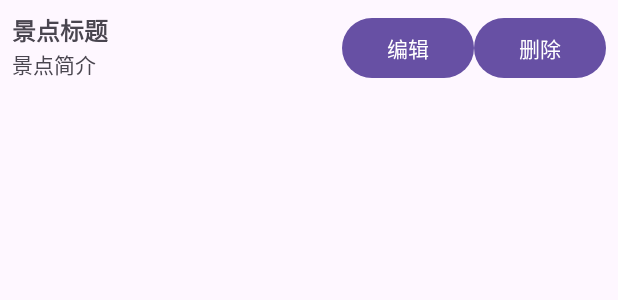
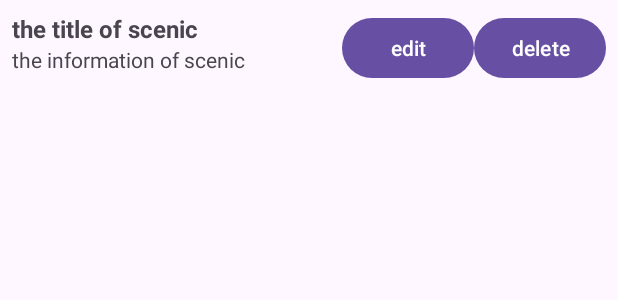
Before and after one commit to ErnestYangCN/KongSight, an Android app: the layout item_scenic.xml on its own in the app's theme, with its tools: preview values and no code run, on a phone screen of 412 x 824 dp. Shown: the top 300 px of the screen. Run offline under Robolectric (Android 15) with nearby library versions, the phone set to English and light mode, and no system bars.

Commit message:
add scenic

```diff
--- a/app/src/main/java/com/example/kongsight/ui/scenic/ScenicListActivity.java
+++ b/app/src/main/java/com/example/kongsight/ui/scenic/ScenicListActivity.java
@@ -69,7 +69,7 @@ public class ScenicListActivity extends AppCompatActivity
         btnAddScenic.setOnClickListener(v -> showAddDialog());
     }
 
-    /** 编辑景点：标题 + 描述 + 图片 */
+
     private void showEditDialog(final ContentEntity scenic) {
         View dialogView = getLayoutInflater()
                 .inflate(R.layout.dialog_add_scenic, null);
@@ -101,7 +101,7 @@ public class ScenicListActivity extends AppCompatActivity
                 .show();
     }
 
-    /** 新增景点：标题 + 描述 + 图片 */
+
     private void showAddDialog() {
         View dialogView = getLayoutInflater()
                 .inflate(R.layout.dialog_add_scenic, null);
--- a/app/src/main/java/com/example/kongsight/ui/scenic/ScenicListAdapter.java
+++ b/app/src/main/java/com/example/kongsight/ui/scenic/ScenicListAdapter.java
@@ -75,7 +75,7 @@ public class ScenicListAdapter extends RecyclerView.Adapter<ScenicListAdapter.Vi
             btnEdit = itemView.findViewById(R.id.btnEdit);
             btnDelete = itemView.findViewById(R.id.btnDelete);
         }
-
+//
         void bind(final ContentEntity item) {
             tvTitle.setText(item.getTitle());
             tvDescription.setText(item.getDescription());
--- a/app/src/main/java/com/example/kongsight/ui/scenic/ScenicListContract.java
+++ b/app/src/main/java/com/example/kongsight/ui/scenic/ScenicListContract.java
@@ -16,7 +16,7 @@ public interface ScenicListContract {
         void attach(View view);
         void detach();
 
-        /** 查询所有景点 */
+
         void loadScenicList();
 
         /** 删除景点 */
--- a/app/src/main/java/com/example/kongsight/ui/scenic/ScenicListPresenter.java
+++ b/app/src/main/java/com/example/kongsight/ui/scenic/ScenicListPresenter.java
@@ -34,7 +34,7 @@ public class ScenicListPresenter implements ScenicListContract.Presenter {
 
         view.showScenicList(list);
     }
-
+//
     @Override
     public void deleteScenic(long id) {
         if (view == null) return;
@@ -43,7 +43,7 @@ public class ScenicListPresenter implements ScenicListContract.Presenter {
         repository.deleteContentByID(id);
         view.showLoading(false);
 
-        view.showMessage("has already delete the senic");
+        view.showMessage("has already delete the scenic");
         loadScenicList();
     }
 
@@ -72,7 +72,7 @@ public class ScenicListPresenter implements ScenicListContract.Presenter {
         );
 
         view.showLoading(false);
-        view.showMessage("已更新景点信息has updated the new information of scenic");
+        view.showMessage("has updated the new information of scenic");
         loadScenicList();
     }
 
--- a/app/src/main/res/layout/activity_scenic_list.xml
+++ b/app/src/main/res/layout/activity_scenic_list.xml
@@ -31,7 +31,7 @@
         android:id="@+id/btnAddScenic"
         android:layout_width="0dp"
         android:layout_height="wrap_content"
-        android:text="新增景点"
+        android:text="add new scenic"
         app:layout_constraintBottom_toBottomOf="parent"
         app:layout_constraintStart_toStartOf="parent"
         app:layout_constraintEnd_toEndOf="parent"
--- a/app/src/main/res/layout/dialog_add_scenic.xml
+++ b/app/src/main/res/layout/dialog_add_scenic.xml
@@ -17,7 +17,7 @@
         android:layout_height="wrap_content"
         android:hint="the description of the scenic"
         android:layout_marginTop="12dp" />
-
+//
     <EditText
         android:id="@+id/etImageUrl"
         android:layout_width="match_parent"
--- a/app/src/main/res/layout/item_scenic.xml
+++ b/app/src/main/res/layout/item_scenic.xml
@@ -10,7 +10,7 @@
         android:id="@+id/tvTitle"
         android:layout_width="0dp"
         android:layout_height="wrap_content"
-        android:text="景点标题"
+        android:text="the title of scenic"
         android:textStyle="bold"
         android:textSize="16sp"
         app:layout_constraintTop_toTopOf="parent"
@@ -21,7 +21,7 @@
         android:id="@+id/tvDescription"
         android:layout_width="0dp"
         android:layout_height="wrap_content"
-        android:text="景点简介"
+        android:text="the information of scenic"
         android:maxLines="2"
         android:ellipsize="end"
         app:layout_constraintTop_toBottomOf="@id/tvTitle"
@@ -32,7 +32,7 @@
         android:id="@+id/btnEdit"
         android:layout_width="wrap_content"
         android:layout_height="wrap_content"
-        android:text="编辑"
+        android:text="edit"
         app:layout_constraintTop_toTopOf="parent"
         app:layout_constraintEnd_toStartOf="@+id/btnDelete" />
 
@@ -40,7 +40,7 @@
         android:id="@+id/btnDelete"
         android:layout_width="wrap_content"
         android:layout_height="wrap_content"
-        android:text="删除"
+        android:text="delete"
         app:layout_constraintTop_toTopOf="parent"
         app:layout_constraintEnd_toEndOf="parent" />
 
```
